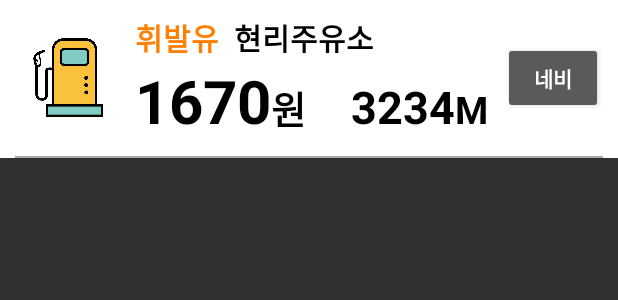
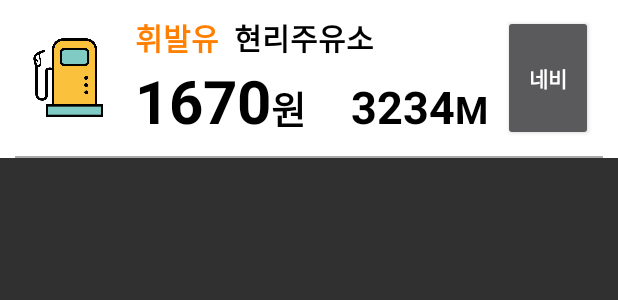
Before and after one commit to leeugun123/find_gas_station, an Android app: the layout item_recyclerview.xml on its own in the app's theme, with its tools: preview values and no code run, on a phone screen of 412 x 824 dp. Shown: the top 300 px of the screen. Run offline under Robolectric (Android 15) with nearby library versions, the phone set to English and light mode, and no system bars.

```diff
--- a/app/src/main/res/layout/item_recyclerview.xml
+++ b/app/src/main/res/layout/item_recyclerview.xml
@@ -101,12 +101,11 @@
 
         <androidx.appcompat.widget.AppCompatButton
             android:id="@+id/navi_button"
-            android:layout_width="wrap_content"
-            android:layout_height="wrap_content"
+            android:layout_width="60dp"
+            android:layout_height="match_parent"
+            android:layout_marginLeft="10dp"
             android:text="네비"
-            android:textStyle="bold"
-            android:layout_marginLeft="10dp"
-            />
+            android:textStyle="bold" />
 
 
 
```
Also changed, not shown: app/src/main/java/org/techtown/find_gas_station/MainActivity.java (+5 -22 lines), app/src/main/java/org/techtown/find_gas_station/MyRecyclerAdapter.java (+37 -1 lines), app/src/main/java/org/techtown/find_gas_station/oil_list.java (+18 -1 lines).
